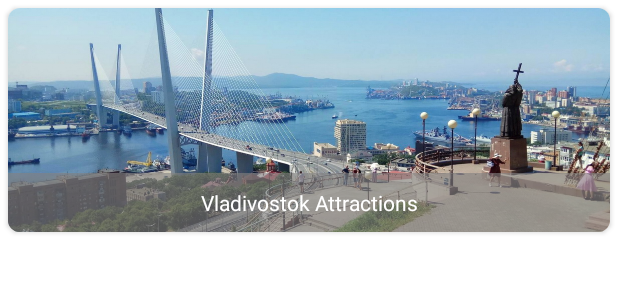
After one commit to Desuzed/VldAttractions, an Android app: the layout item_rec_view.xml on its own in the app's theme, with its tools: preview values and no code run, on a phone screen of 412 x 824 dp. The commit adds this screen. Shown: the top 300 px of the screen. Run offline under Robolectric (Android 15) with nearby library versions, the phone set to English and light mode, and no system bars; Roboto replaces fonts that are not available here.

Commit message:
Replaced ListView to RecyclerView with GridLayoutManager and images, using Glide lib. Also added OnClickListeners in GridLayout.

```diff
--- a/app/build.gradle
+++ b/app/build.gradle
@@ -29,7 +29,9 @@ android {
 }
 
 dependencies {
-
+    implementation 'com.github.bumptech.glide:glide:4.11.0'
+    implementation 'androidx.cardview:cardview:1.0.0'
+    annotationProcessor 'com.github.bumptech.glide:compiler:4.11.0'
     implementation 'androidx.appcompat:appcompat:1.1.0'
     implementation 'com.google.android.material:material:1.1.0'
     implementation 'androidx.constraintlayout:constraintlayout:1.1.3'
--- a/app/src/main/AndroidManifest.xml
+++ b/app/src/main/AndroidManifest.xml
@@ -1,7 +1,7 @@
 <?xml version="1.0" encoding="utf-8"?>
 <manifest xmlns:android="http://schemas.android.com/apk/res/android"
     package="com.example.vldattractions">
-
+    <uses-permission android:name="android.permission.INTERNET" />
     <application
         android:allowBackup="true"
         android:icon="@mipmap/ic_launcher"
--- /dev/null
+++ b/app/src/main/res/layout/item_rec_view.xml
@@ -0,0 +1,40 @@
+<?xml version="1.0" encoding="utf-8"?>
+<androidx.constraintlayout.widget.ConstraintLayout xmlns:android="http://schemas.android.com/apk/res/android"
+    xmlns:app="http://schemas.android.com/apk/res-auto"
+    xmlns:tools="http://schemas.android.com/tools"
+    android:layout_width="match_parent"
+    android:layout_height="160dp"
+    android:elevation="16dp">
+
+    <androidx.cardview.widget.CardView
+        android:layout_width="match_parent"
+        android:layout_height="match_parent"
+        android:layout_margin="5dp"
+        android:elevation="10dp"
+        app:cardCornerRadius="8dp"
+        tools:layout_editor_absoluteX="5dp"
+        tools:layout_editor_absoluteY="5dp">
+
+        <ImageView
+            android:id="@+id/imgItemRV"
+            android:layout_width="match_parent"
+            android:layout_height="match_parent"
+            android:scaleType="centerCrop"
+            app:srcCompat="@drawable/eagle_hill" />
+
+        <TextView
+            android:id="@+id/tvItemRV"
+            android:layout_width="match_parent"
+            android:layout_height="40dp"
+            android:layout_marginTop="110dp"
+            android:background="@color/tvBackgroundDark"
+            android:gravity="center"
+            android:text="@string/app_name"
+            android:textAlignment="center"
+            android:textColor="@color/white"
+            android:textSize="14sp" />
+
+    </androidx.cardview.widget.CardView>
+
+
+</androidx.constraintlayout.widget.ConstraintLayout>
--- a/app/src/main/res/values/colors.xml
+++ b/app/src/main/res/values/colors.xml
@@ -9,4 +9,7 @@
     <color name="white">#FFFFFFFF</color>
     <color name="main_color">#006E62</color>
     <color name="button_logo">#35A0F5</color>
+    <color name="bg">#5798FFAA</color>
+    <color name="tvBackgroundDark">#9E838181</color>
+
 </resources>
--- a/build.gradle
+++ b/build.gradle
@@ -5,7 +5,7 @@ buildscript {
         jcenter()
     }
     dependencies {
-        classpath "com.android.tools.build:gradle:4.1.0"
+        classpath 'com.android.tools.build:gradle:4.1.1'
 
         // NOTE: Do not place your application dependencies here; they belong
         // in the individual module build.gradle files
```
Also changed, not shown: app/src/main/java/com/example/vldattractions/ItemRecView.java (added, +13 -0 lines), app/src/main/java/com/example/vldattractions/ListContentActivity.java (+28 -11 lines), app/src/main/java/com/example/vldattractions/MainActivity.java (+79 -52 lines), app/src/main/java/com/example/vldattractions/utils/RecViewAdapter.java (added, +98 -0 lines), app/src/main/res/drawable/item_bg_even.xml (added, +13 -0 lines), app/src/main/res/layout/content_main.xml (+7 -3 lines), app/src/main/res/layout/list_content.xml (+6 -2 lines), app/src/main/res/values/arrays_pics_url.xml (added, +67 -0 lines), 1 other file.
